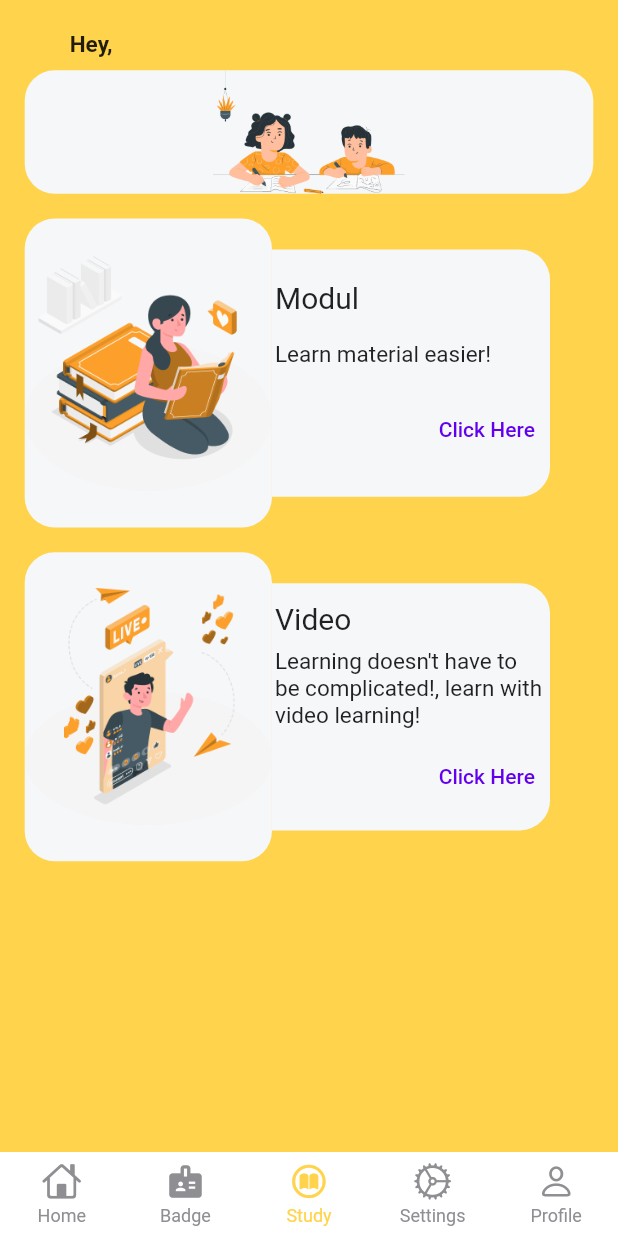
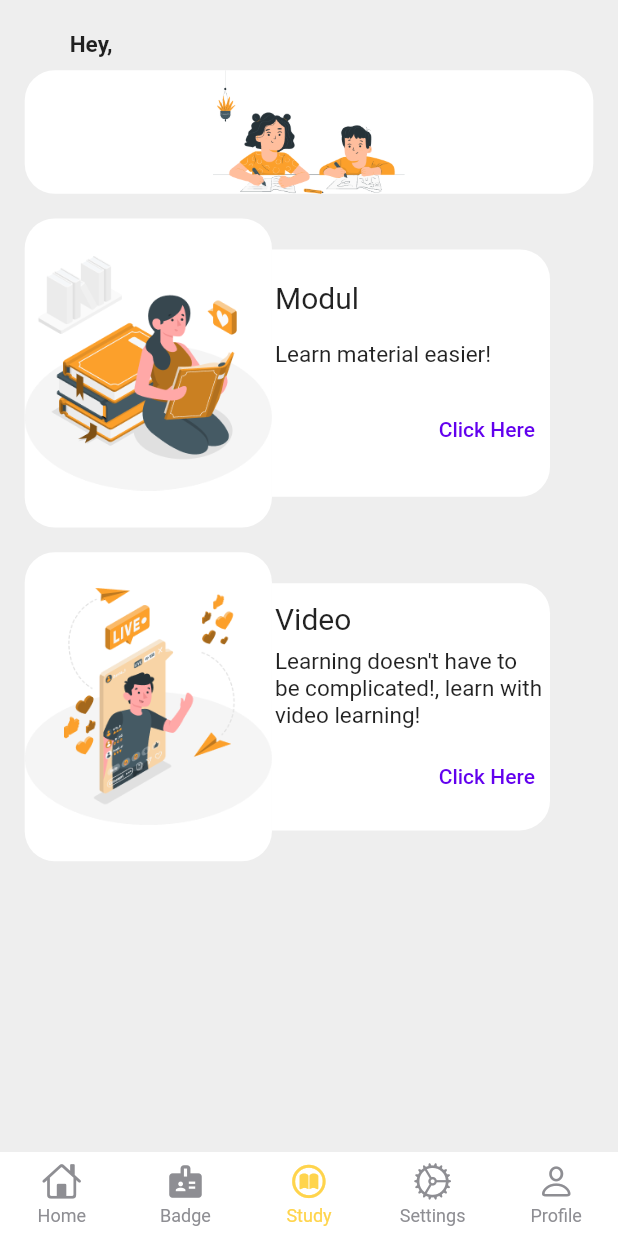
Before and after one commit to Mobile-Apps-Unpak/TA-Mobpro, a Flutter app: the screen it shows once a user with an empty profile is signed in, item 3 of the bottom bar chosen, on a phone screen of 412 x 824 dp. Run offline on Flutter 3.47's test engine with Material 2 defaults, Android fonts, the light colour scheme and no system bars; drawn by our look-alikes of persistent_bottom_nav_bar_v2; our stand-ins replace cloud_firestore, firebase_auth, firebase_core, percent_indicator, webview_flutter; missing offline and left inert: dart:ffi; accounts and stored records are empty.

```diff
--- a/mobile/lib/screen/checkout.dart
+++ b/mobile/lib/screen/checkout.dart
@@ -14,15 +14,15 @@ class Checkout extends StatelessWidget {
   @override
   Widget build(BuildContext context) {
     return Scaffold(
-      backgroundColor: Colors.grey[200],
       appBar: AppBar(
         centerTitle: true,
         leading: const SizedBox(),
         title: const Text(
           'Checkout',
-          style: TextStyle(color: Colors.black),
+          style: TextStyle(fontSize: 18),
         ),
         elevation: 0,
+        titleTextStyle: Theme.of(context).appBarTheme.toolbarTextStyle,
         backgroundColor: Colors.transparent,
       ),
       body: Padding(
@@ -32,7 +32,7 @@ class Checkout extends StatelessWidget {
             Container(
               padding: const EdgeInsets.all(20),
               decoration: BoxDecoration(
-                color: Colors.white60,
+                color: Theme.of(context).primaryColor,
                 borderRadius: BorderRadius.circular(20),
               ),
               child: Column(
--- a/mobile/lib/screen/mainpage_screen/study.dart
+++ b/mobile/lib/screen/mainpage_screen/study.dart
@@ -31,7 +31,6 @@ class _StudyState extends State<Study> {
   @override
   Widget build(BuildContext context) {
     return Scaffold(
-      backgroundColor: const Color(0xffffd44c),
       body: getName(),
     );
   }
@@ -78,8 +77,8 @@ class _StudyState extends State<Study> {
                 Container(
                   height: h * .1,
                   width: w * 1,
-                  decoration: const BoxDecoration(
-                    color: Color(0xffF5F7F9),
+                  decoration: BoxDecoration(
+                    color: Theme.of(context).primaryColor,
                     borderRadius: BorderRadius.all(
                       Radius.circular(20),
                     ),
@@ -94,8 +93,8 @@ class _StudyState extends State<Study> {
                     Container(
                       height: h * .25,
                       width: w * .4,
-                      decoration: const BoxDecoration(
-                        color: Color(0xffF5F7F9),
+                      decoration: BoxDecoration(
+                        color: Theme.of(context).primaryColor,
                         borderRadius: BorderRadius.all(
                           Radius.circular(20),
                         ),
@@ -105,8 +104,8 @@ class _StudyState extends State<Study> {
                     Container(
                       height: h * .2,
                       width: w * .45,
-                      decoration: const BoxDecoration(
-                        color: Color(0xffF5F7F9),
+                      decoration: BoxDecoration(
+                        color: Theme.of(context).primaryColor,
                         borderRadius: BorderRadius.only(
                           topRight: Radius.circular(20),
                           bottomRight: Radius.circular(20),
@@ -154,8 +153,8 @@ class _StudyState extends State<Study> {
                     Container(
                       height: h * .25,
                       width: w * .4,
-                      decoration: const BoxDecoration(
-                        color: Color(0xffF5F7F9),
+                      decoration: BoxDecoration(
+                        color: Theme.of(context).primaryColor,
                         borderRadius: BorderRadius.all(
                           Radius.circular(20),
                         ),
@@ -165,8 +164,8 @@ class _StudyState extends State<Study> {
                     Container(
                       height: h * .2,
                       width: w * .45,
-                      decoration: const BoxDecoration(
-                        color: Color(0xffF5F7F9),
+                      decoration: BoxDecoration(
+                        color: Theme.of(context).primaryColor,
                         borderRadius: BorderRadius.only(
                           topRight: Radius.circular(20),
                           bottomRight: Radius.circular(20),
```
Also changed, not shown: mobile/lib/screen/badge.dart (+5 -4 lines), mobile/lib/screen/mainpage_screen/profile.dart (+6 -5 lines), mobile/lib/screen/payment_method.dart (+5 -6 lines).
